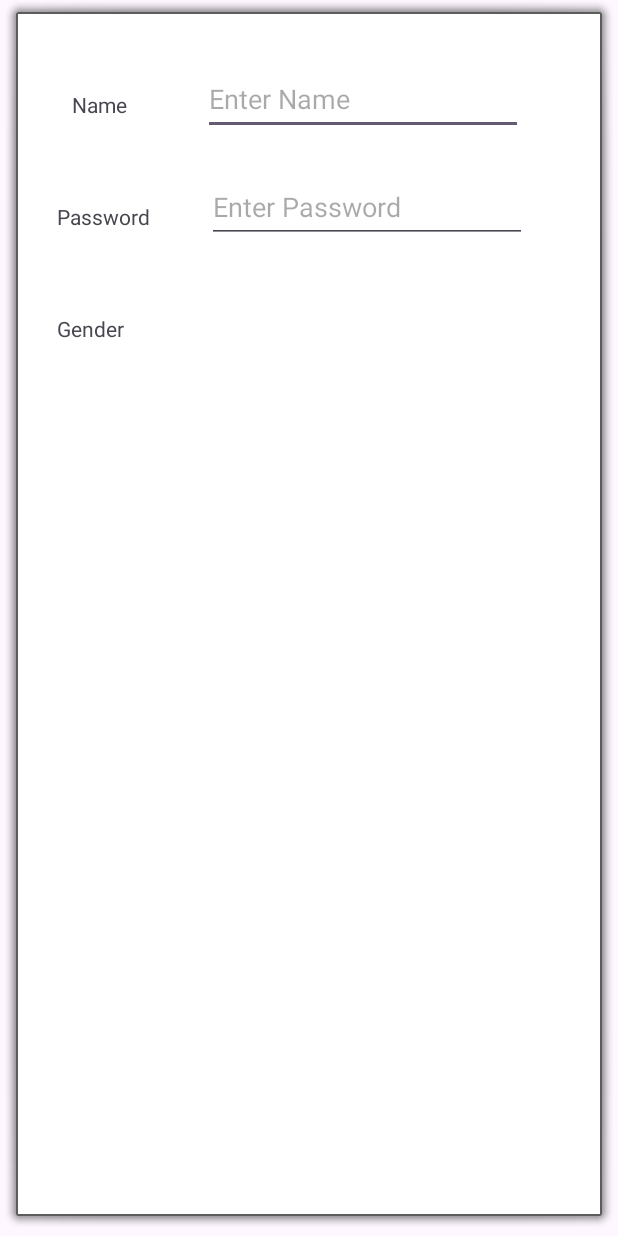
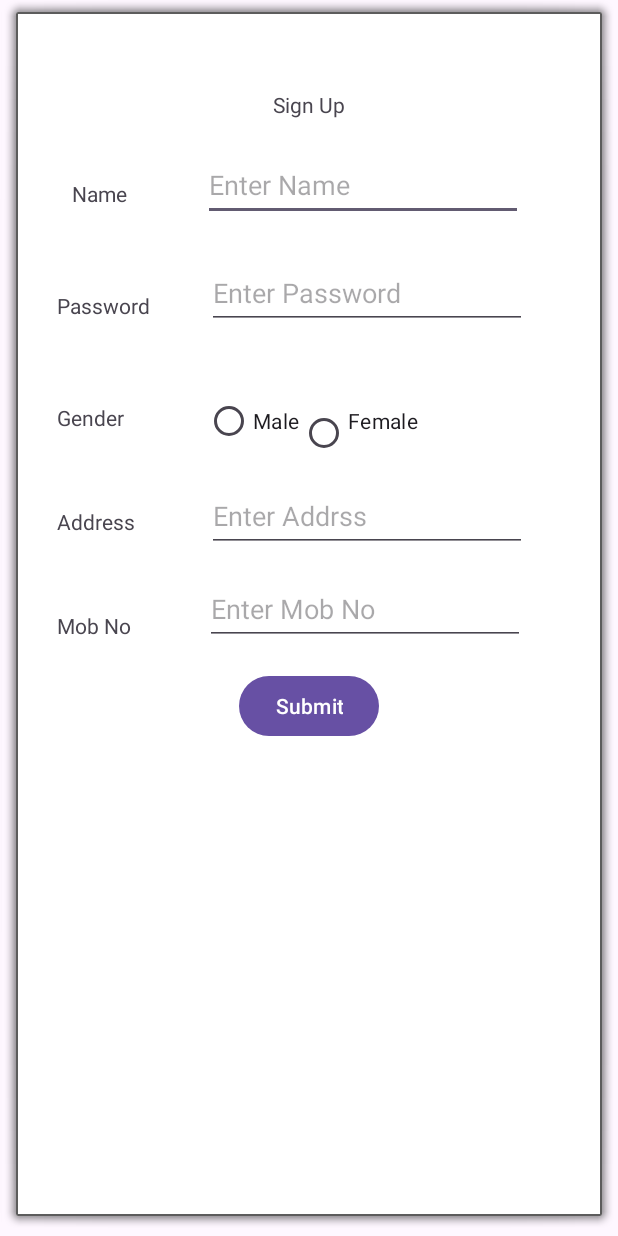
Before and after one commit to Arbaz015/LoginPage, an Android app: the screen it shows after launch (MainActivity), on a phone screen of 412 x 824 dp. Run offline under Robolectric (Android 15) with nearby library versions, the phone set to English and light mode, and no system bars; our stand-ins replace data binding.

Commit message:
User Interface Completed

```diff
--- a/app/src/main/res/layout/activity_main.xml
+++ b/app/src/main/res/layout/activity_main.xml
@@ -19,23 +19,23 @@
             android:layout_width="wrap_content"
             android:layout_height="wrap_content"
             android:layout_marginStart="35dp"
-            android:layout_marginTop="50dp"
+            android:layout_marginTop="40dp"
             android:text="@string/user_name"
             app:layout_constraintStart_toStartOf="parent"
-            app:layout_constraintTop_toTopOf="parent" />
+            app:layout_constraintTop_toBottomOf="@+id/textView4" />
 
         <EditText
             android:id="@+id/editTextText_name"
             android:layout_width="wrap_content"
             android:layout_height="wrap_content"
-            android:layout_marginTop="32dp"
+            android:layout_marginTop="20dp"
             android:ems="10"
             android:hint="@string/name_placeholder"
             android:inputType="text"
             android:minHeight="48dp"
             app:layout_constraintEnd_toEndOf="parent"
             app:layout_constraintStart_toEndOf="@+id/textView"
-            app:layout_constraintTop_toTopOf="parent" />
+            app:layout_constraintTop_toBottomOf="@+id/textView4" />
 
         <TextView
             android:id="@+id/textView2"
@@ -72,8 +72,124 @@
             app:layout_constraintStart_toStartOf="parent"
             app:layout_constraintTop_toBottomOf="@+id/textView2" />
 
+<!--        <RadioGroup-->
+<!--            android:id="@+id/radioGroup"-->
+<!--            android:layout_width="wrap_content"-->
+<!--            android:layout_height="wrap_content"-->
+<!--            android:layout_marginTop="37dp"-->
+<!--            android:orientation="horizontal"-->
+<!--            app:layout_constraintEnd_toEndOf="parent"-->
+<!--            app:layout_constraintHorizontal_bias="0.31"-->
+<!--            app:layout_constraintStart_toEndOf="@+id/textView3"-->
+<!--            app:layout_constraintTop_toBottomOf="@+id/editTextText_pass">-->
 
 
+<!--            <RadioButton-->
+<!--                android:id="@+id/radioButton3"-->
+<!--                android:layout_width="wrap_content"-->
+<!--                android:layout_height="wrap_content"-->
+<!--                android:layout_weight="1"-->
+<!--                android:text="@string/male_radiobtn" />-->
+
+<!--            <RadioButton-->
+<!--                android:id="@+id/radioButton4"-->
+<!--                android:layout_width="wrap_content"-->
+<!--                android:layout_height="wrap_content"-->
+<!--                android:layout_weight="1"-->
+<!--                android:text="@string/female_radiobtn" />-->
+<!--        </RadioGroup>-->
+
+        <TextView
+            android:id="@+id/textView4"
+            android:layout_width="wrap_content"
+            android:layout_height="wrap_content"
+            android:layout_marginTop="50dp"
+            android:text="@string/Titile"
+            app:layout_constraintEnd_toEndOf="parent"
+            app:layout_constraintStart_toStartOf="parent"
+            app:layout_constraintTop_toTopOf="parent" />
+
+
+        <RadioGroup
+            android:id="@+id/radioGroup"
+            android:layout_width="wrap_content"
+            android:layout_height="wrap_content"
+            android:layout_marginTop="37dp"
+            android:orientation="horizontal"
+            app:layout_constraintEnd_toEndOf="parent"
+            app:layout_constraintHorizontal_bias="0.31"
+            app:layout_constraintStart_toEndOf="@+id/textView3"
+            app:layout_constraintTop_toBottomOf="@+id/editTextText_pass">
+
+            <RadioButton
+                android:id="@+id/radioButton_male"
+                android:layout_width="wrap_content"
+                android:layout_height="wrap_content"
+                android:text="@string/male_radiobtn" />
+
+            <RadioButton
+                android:id="@+id/radioButton_female"
+                android:layout_width="wrap_content"
+                android:layout_height="wrap_content"
+                android:text="@string/female_radiobtn" />
+        </RadioGroup>
+
+        <TextView
+            android:id="@+id/textView5"
+            android:layout_width="wrap_content"
+            android:layout_height="wrap_content"
+
+            android:layout_marginStart="25dp"
+            android:layout_marginTop="50dp"
+            android:text="@string/Address"
+            app:layout_constraintStart_toStartOf="parent"
+            app:layout_constraintTop_toBottomOf="@+id/textView3" />
+
+        <EditText
+            android:id="@+id/editTextText"
+            android:layout_width="wrap_content"
+            android:layout_height="wrap_content"
+            android:layout_marginTop="15dp"
+            android:ems="10"
+            android:hint="@string/Address_Placeholder"
+            android:inputType="text"
+            android:minHeight="48dp"
+            app:layout_constraintEnd_toEndOf="parent"
+            app:layout_constraintStart_toEndOf="@+id/textView5"
+            app:layout_constraintTop_toBottomOf="@+id/radioGroup" />
+
+        <TextView
+            android:id="@+id/textView6"
+            android:layout_width="wrap_content"
+            android:layout_height="wrap_content"
+            android:layout_marginStart="25dp"
+            android:layout_marginTop="50dp"
+            android:text="@string/Mobile_num"
+            app:layout_constraintStart_toStartOf="parent"
+            app:layout_constraintTop_toBottomOf="@+id/textView5" />
+
+        <EditText
+            android:id="@+id/editTextPhone"
+            android:layout_width="wrap_content"
+            android:layout_height="wrap_content"
+            android:layout_marginTop="14dp"
+            android:ems="10"
+            android:hint="@string/Placeholder"
+            android:inputType="phone"
+            android:minHeight="48dp"
+            app:layout_constraintEnd_toEndOf="parent"
+            app:layout_constraintStart_toEndOf="@+id/textView6"
+            app:layout_constraintTop_toBottomOf="@+id/editTextText" />
+
+        <Button
+            android:id="@+id/submit_btn"
+            android:layout_width="wrap_content"
+            android:layout_height="wrap_content"
+            android:layout_marginTop="20dp"
+            android:text="@string/submit_button"
+            app:layout_constraintEnd_toEndOf="parent"
+            app:layout_constraintStart_toStartOf="parent"
+            app:layout_constraintTop_toBottomOf="@+id/textView6" />
 
 
     </androidx.constraintlayout.widget.ConstraintLayout>
--- a/app/src/main/res/values/strings.xml
+++ b/app/src/main/res/values/strings.xml
@@ -5,6 +5,14 @@
     <string name="name_placeholder">Enter Name</string>
     <string name="pass_placeholder">Enter Password</string>
     <string name="gender">Gender</string>
+
     <string name="male_radiobtn">Male</string>
     <string name="female_radiobtn">Female\n</string>
+    <string name="Titile">Sign Up</string>
+    <string name="Address">Address</string>
+    <string name="Address_Placeholder">Enter Addrss</string>
+    <string name="Mobile_num">Mob No</string>
+    <string name="Placeholder">Enter Mob No</string>
+    <string name="submit_button">Submit</string>
+
 </resources>
```
